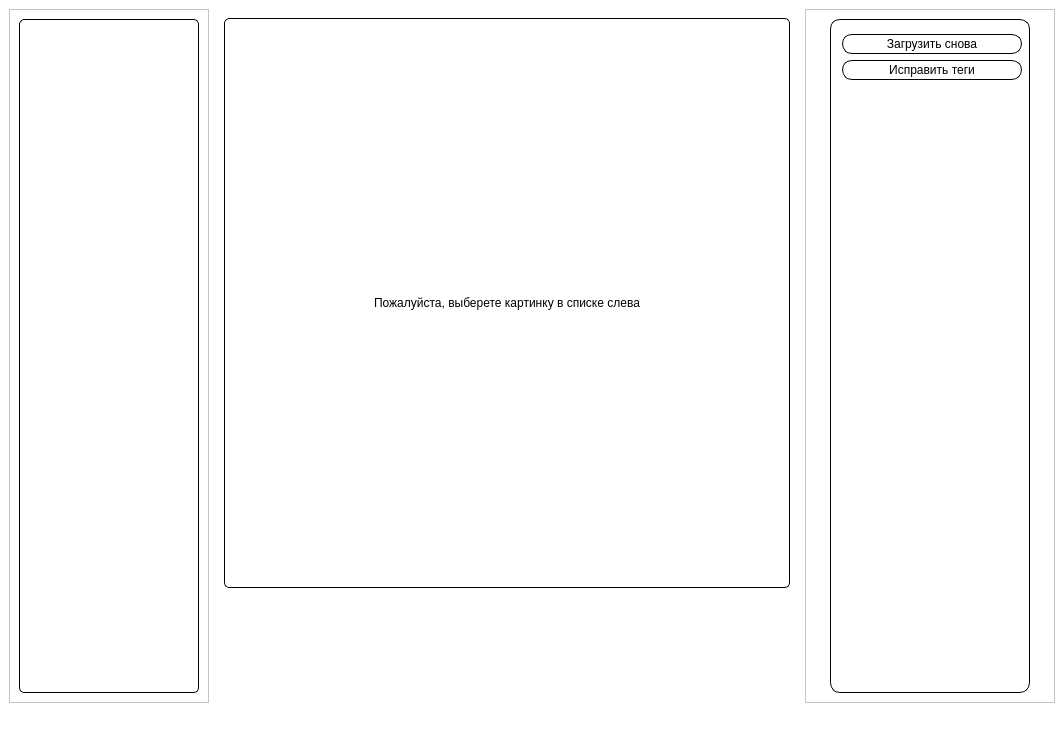
YarickVodila/EfficientNetV2_Whale_Reidentification, file MainWorkWindow.ui: the form before one commit.
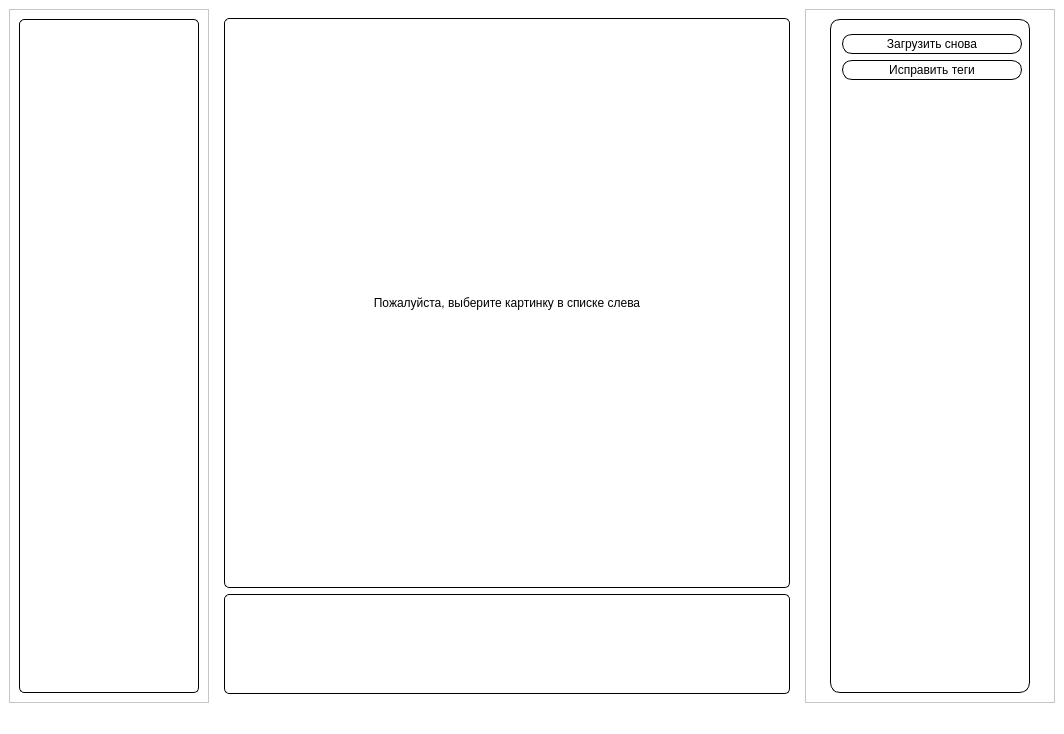
The form after the commit. Icons and pictures are not drawn.

```diff
--- a/MainWorkWindow.ui
+++ b/MainWorkWindow.ui
@@ -170,7 +170,7 @@
              <string notr="true">border:None;</string>
             </property>
             <property name="text">
-             <string>Пожалуйста, выберете картинку в списке слева</string>
+             <string>Пожалуйста, выберите картинку в списке слева</string>
             </property>
             <property name="alignment">
              <set>Qt::AlignCenter</set>
@@ -194,6 +194,10 @@
            <height>100</height>
           </size>
          </property>
+         <property name="styleSheet">
+          <string notr="true">border:1px solid black;
+border-radius:5px</string>
+         </property>
          <property name="frameShape">
           <enum>QFrame::StyledPanel</enum>
          </property>
```
